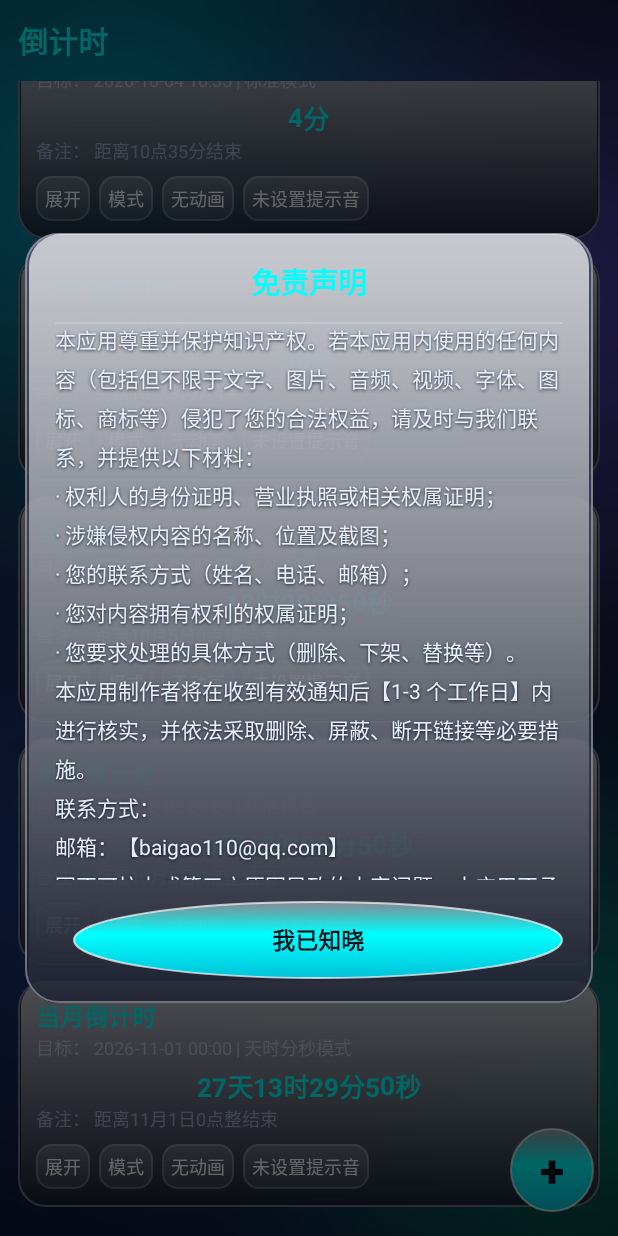
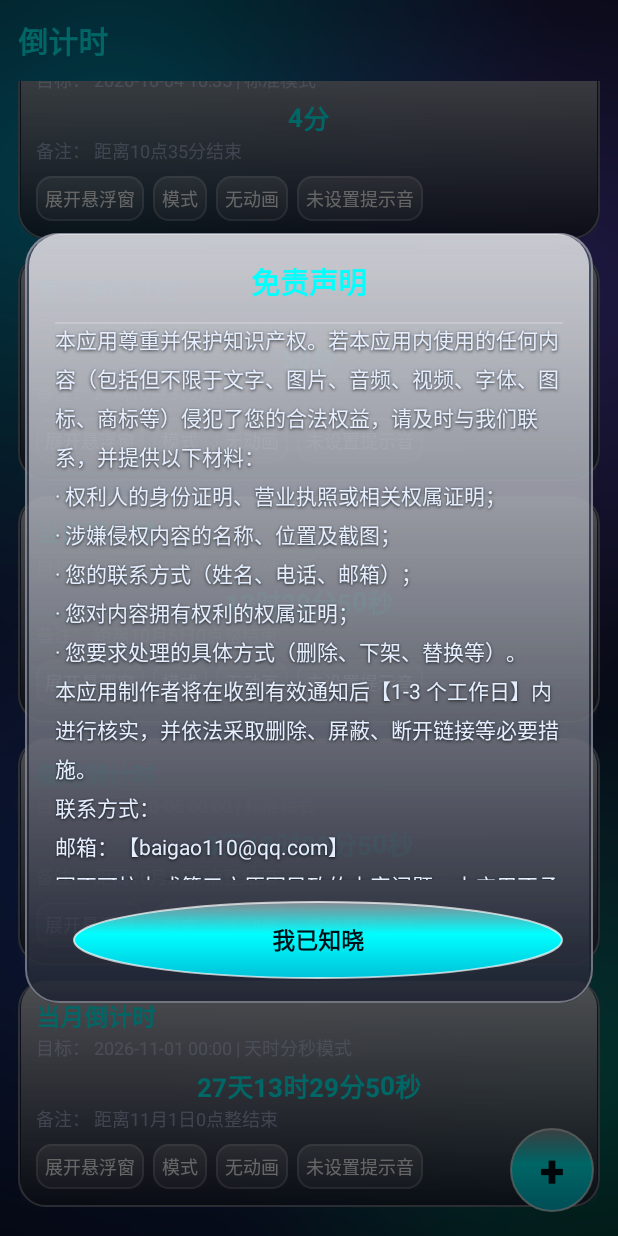
Before and after one commit to baigao110/countdown-android, an Android app: the screen it shows after launch (MainActivity), scrolled down 530 dp, on a phone screen of 412 x 824 dp. Run offline under Robolectric (Android 15) with nearby library versions, the light colour scheme and no system bars; pictures from the network do not load.

Commit message:
同步安卓版源码：app/src/main/java/com/baigao/countdown/MainActivity.kt

```diff
--- a/app/src/main/java/com/baigao/countdown/MainActivity.kt
+++ b/app/src/main/java/com/baigao/countdown/MainActivity.kt
@@ -1226,8 +1226,8 @@ class MainActivity : Activity() {
             AnimStyle.reset(timeLast, c.customColorArgb)
             // 备注：内置项用随目标时间同步变化的实时备注（跨整点 / 跨天立刻跟着变）
             refreshRemark()
-            showBtn.text = if (c.isVisible) "收起" else "展开"
-            // 动画效果名称显示在「显示 / 模式」按钮之后
+            showBtn.text = if (c.isVisible) "收起悬浮窗" else "展开悬浮窗"
+            // 动画效果名称显示在「显示 / 显示模式」按钮之后
             animBtn.text = AnimStyle.name(c.animStyle)
             // 再后面显示本条倒计时设置的提示音名称；没设过就显示「未设置提示音」
             soundLabelBtn.text = SoundNames.name(context, c.soundUri)
```
